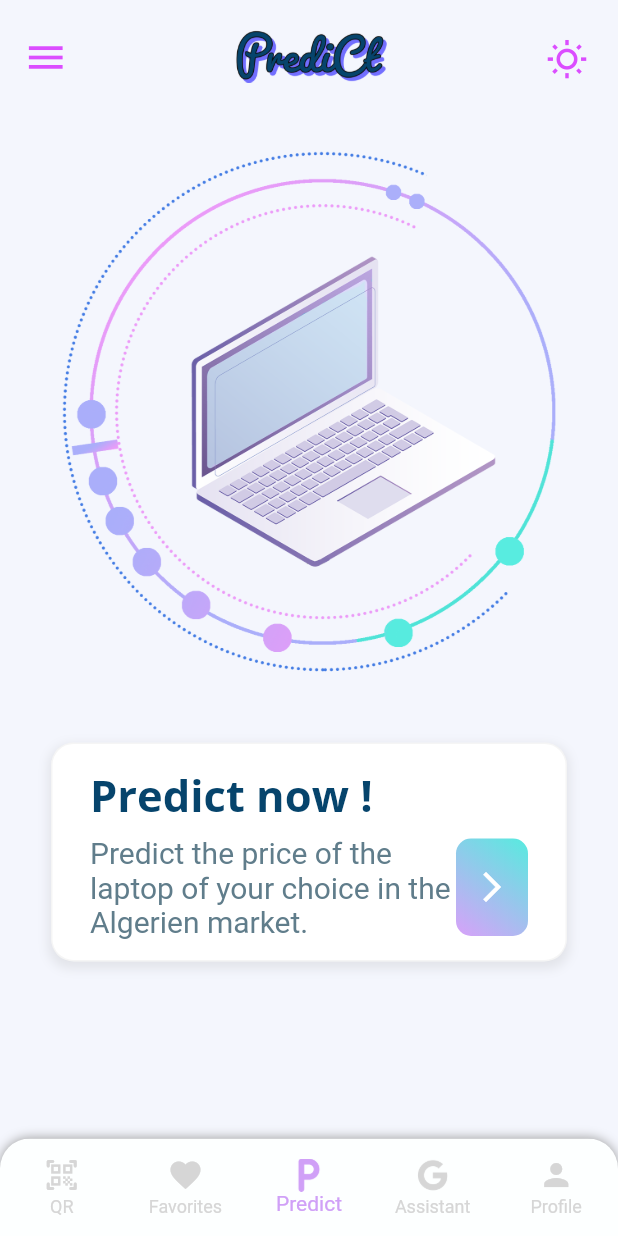
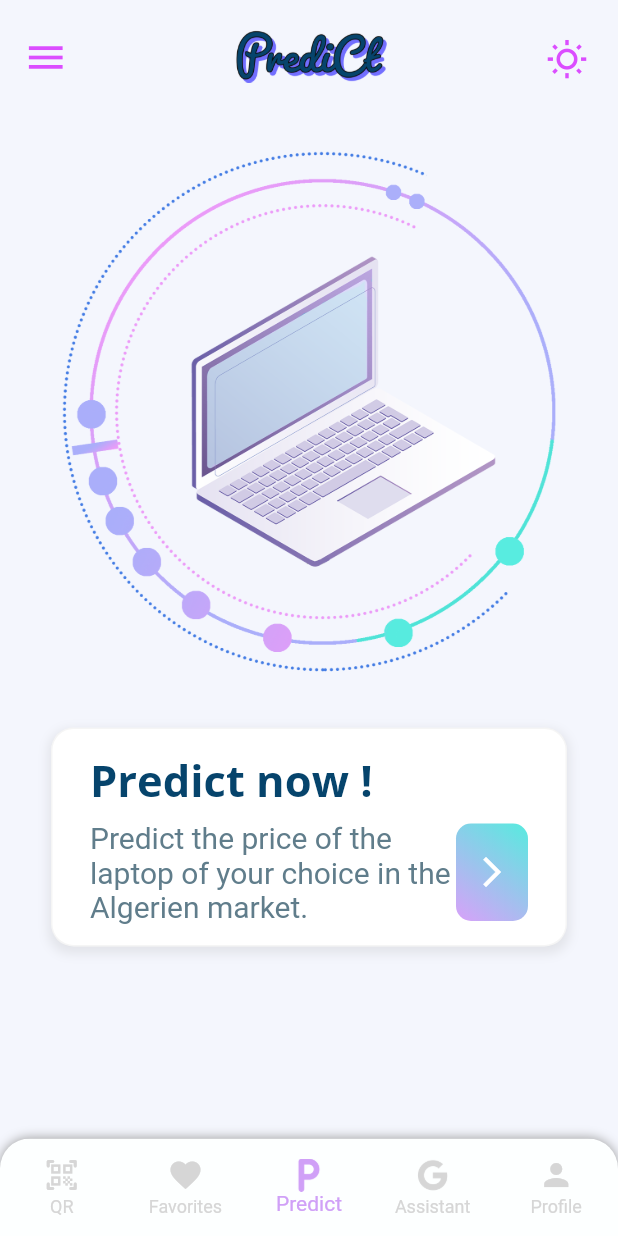
Before and after one commit to halladj/Predict, a Flutter app: the screen it shows after launch, on a phone screen of 412 x 824 dp. Run offline on Flutter 3.47's test engine with Material 2 defaults, Android fonts, the light colour scheme and no system bars; our stand-ins replace bloc, dio, equatable, flutter_bloc, flutter_hex_color, flutter_hooks and 9 more; missing offline and left inert: davinci, dialogflow_grpc, flow_builder, qr_code_scanner, sound_stream, very_good_analysis; project files that could hold a hidden picture were left out.

Commit message:
this is wunderbar

```diff
--- a/lib/prediction_form/prediction_form.dart
+++ b/lib/prediction_form/prediction_form.dart
@@ -1,3 +1,4 @@
+import 'package:flutter/cupertino.dart';
 import "package:flutter/material.dart";
 import 'package:flutter_bloc/flutter_bloc.dart';
 import 'package:flutter_hooks/flutter_hooks.dart';
@@ -146,7 +147,7 @@ class PredictionForm extends HookWidget {
               height: 350,
             ),
             const SizedBox(
-                    height: 45.0,
+              height: 35.0,
             ),
             Container(
               padding: const EdgeInsets.symmetric(
@@ -177,7 +178,6 @@ class PredictionForm extends HookWidget {
                 //color: Color(0xffabaffa),
                 color: Theme.of(context).backgroundColor,
               ),
-
               child: Column(
                 crossAxisAlignment: CrossAxisAlignment.start,
                 children: [
@@ -232,7 +232,13 @@ class PredictionForm extends HookWidget {
           ],
         ),
       )
-
+          : price.value == -1.toDouble()
+          ? SizedBox(
+        height: MediaQuery.of(context).size.height / 1.3,
+        child: Center(
+          child: CircularProgressIndicator(),
+        ),
+      )
           : PredictionCard(
         pc: _pcInfo.value,
         price: price.value,
```
Also changed, not shown: lib/components/prediction_card.dart (+7 -1 lines). Lines whose indentation alone changed are shown as unchanged.
